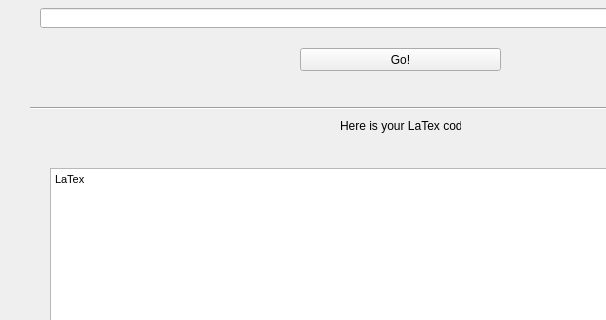
Qt form userInterface.ui (iancraz/LTSpice-to-LaTeX-Creator) before a commit; both pictures show x 0 to 606 and y 81 to 401 of the 800 by 600 pixel window.
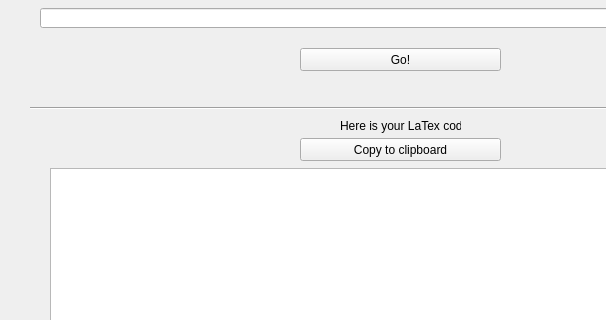
The same form after that commit. Icons and pictures are not drawn.

Commit message: Added Copy to clipboard button

Diff of the .ui file:
```diff
--- a/userInterface.ui
+++ b/userInterface.ui
@@ -120,7 +120,7 @@
 &lt;html&gt;&lt;head&gt;&lt;meta name=&quot;qrichtext&quot; content=&quot;1&quot; /&gt;&lt;style type=&quot;text/css&quot;&gt;
 p, li { white-space: pre-wrap; }
 &lt;/style&gt;&lt;/head&gt;&lt;body style=&quot; font-family:'MS Shell Dlg 2'; font-size:8.25pt; font-weight:400; font-style:normal;&quot;&gt;
-&lt;p style=&quot; margin-top:0px; margin-bottom:0px; margin-left:0px; margin-right:0px; -qt-block-indent:0; text-indent:0px;&quot;&gt;LaTex&lt;/p&gt;&lt;/body&gt;&lt;/html&gt;</string>
+&lt;p style=&quot;-qt-paragraph-type:empty; margin-top:0px; margin-bottom:0px; margin-left:0px; margin-right:0px; -qt-block-indent:0; text-indent:0px;&quot;&gt;&lt;br /&gt;&lt;/p&gt;&lt;/body&gt;&lt;/html&gt;</string>
     </property>
    </widget>
    <widget class="QLabel" name="label_3">
@@ -142,6 +142,19 @@
      <bool>true</bool>
     </property>
    </widget>
+   <widget class="QPushButton" name="copyButton">
+    <property name="geometry">
+     <rect>
+      <x>300</x>
+      <y>200</y>
+      <width>201</width>
+      <height>23</height>
+     </rect>
+    </property>
+    <property name="text">
+     <string>Copy to clipboard</string>
+    </property>
+   </widget>
   </widget>
   <widget class="QMenuBar" name="menubar">
    <property name="geometry">
```
The commit also changes 2 other files.
